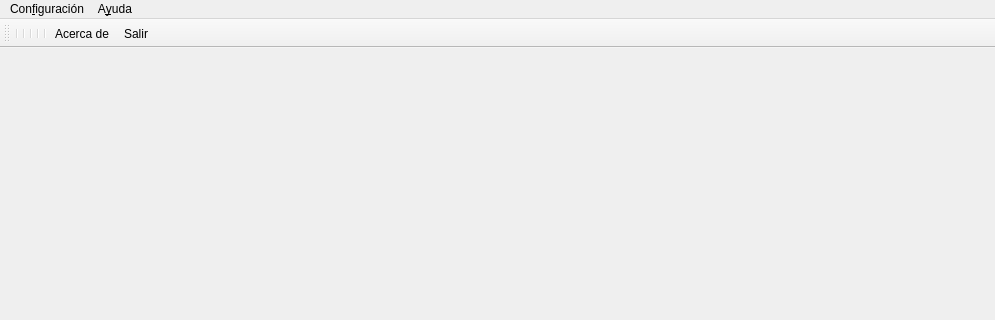
This is ui/frmMain.ui in turulomio/devicesinlan as Qt 5 draws it before an edit; both pictures show x 0 to 995 and y 0 to 320 of the 995 by 568 pixel window. The edited form follows.
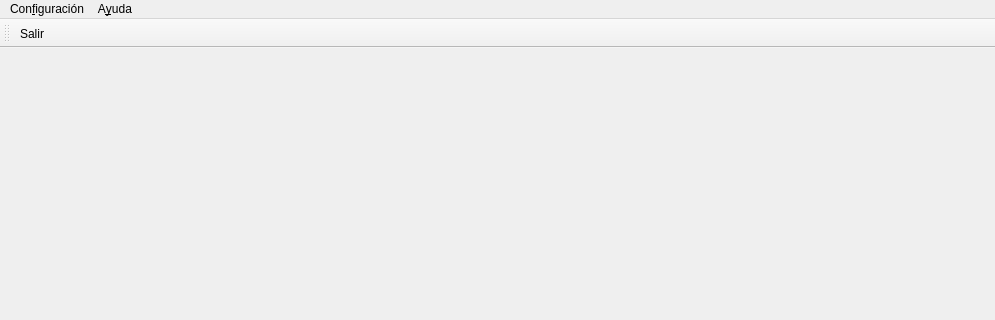
This is the edited form. Icons and pictures are not drawn.

The edit to the form file:
```diff
--- a/ui/frmMain.ui
+++ b/ui/frmMain.ui
@@ -77,12 +77,6 @@
    <attribute name="toolBarBreak">
     <bool>false</bool>
    </attribute>
-   <addaction name="separator"/>
-   <addaction name="separator"/>
-   <addaction name="separator"/>
-   <addaction name="separator"/>
-   <addaction name="separator"/>
-   <addaction name="actionAcercaDe"/>
    <addaction name="actionSalir"/>
   </widget>
   <widget class="QStatusBar" name="status"/>
```
Left out of the diff: 19 changed lines with no effect on the pictures.
